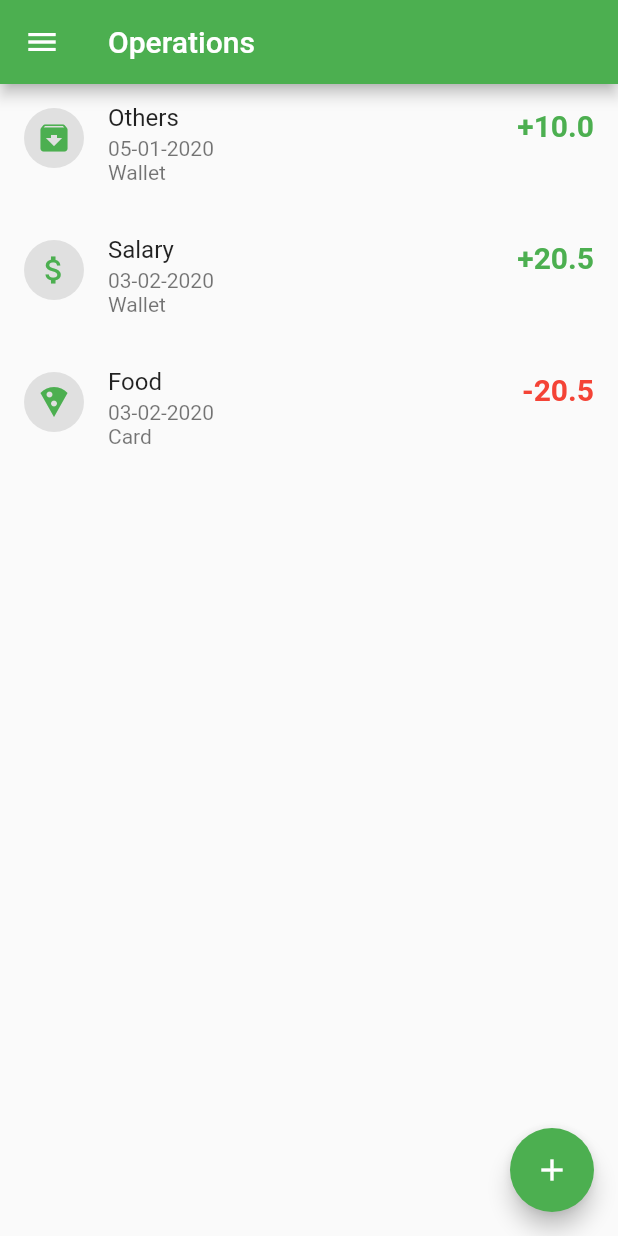
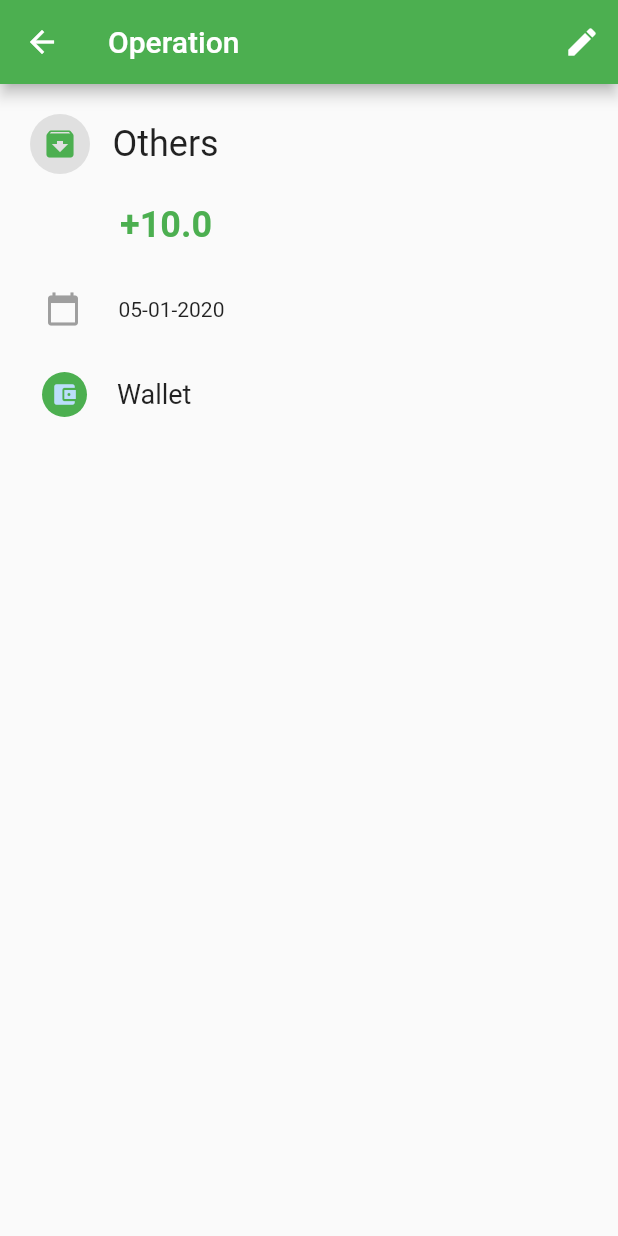
Before and after one commit to iridiscenthummingbird/money_project, a Flutter app: the screen it shows after launch, after a tap on "Others", on a phone screen of 412 x 824 dp. Run offline on Flutter 3.47's test engine with Material 2 defaults, Android fonts, the phone set to English and light mode, and no system bars; accounts and stored records are empty.

Commit message:
Add page for showing operation

```diff
--- a/lib/pages/OperationPage.dart
+++ b/lib/pages/OperationPage.dart
@@ -1,6 +1,7 @@
 import 'package:flutter/material.dart';
 import 'package:intl/intl.dart';
 import 'package:money_project/Categories.dart';
+import 'package:money_project/pages/ShowOperationPage.dart';
 import '../MyDrawer.dart';
 import '../Operation.dart';
 import '../Wallet.dart';
@@ -66,7 +67,10 @@ class OperationPageState extends State<OperationPage> {
                     ? Colors.red
                     : Colors.green),
           ),
-          onTap: () {},
+          onTap: () {
+            Navigator.push(context, MaterialPageRoute(
+              builder: (context) => ShowOperationPage(operation)));
+          },
         );
       }).toList()),
       drawer: MyDrawer(),
--- /dev/null
+++ b/lib/pages/ShowOperationPage.dart
@@ -0,0 +1,121 @@
+import 'package:flutter/material.dart';
+import 'package:money_project/Operation.dart';
+import 'package:intl/intl.dart';
+
+import '../Categories.dart';
+
+class ShowOperationPage extends StatefulWidget {
+  final Operation operation;
+  ShowOperationPage(this.operation);
+  @override
+  ShowOperationPageState createState() => ShowOperationPageState(operation);
+}
+
+class ShowOperationPageState extends State<ShowOperationPage> {
+  final Operation operation;
+  ShowOperationPageState(this.operation);
+  @override
+  Widget build(BuildContext context) {
+    return Scaffold(
+      appBar: AppBar(
+        title: Text('Operation'),
+        actions: <Widget>[IconButton(icon: Icon(Icons.edit), onPressed: () {})],
+      ),
+      body: Column(
+        crossAxisAlignment: CrossAxisAlignment.start,
+        children: <Widget>[
+          Padding(
+            padding: EdgeInsets.all(20.0),
+            child: Row(
+              mainAxisAlignment: MainAxisAlignment.start,
+              children: <Widget>[
+                CircleAvatar(
+                  child: Icon(operation.category.icon),
+                  foregroundColor: Colors.green,
+                  backgroundColor: Colors.grey[300],
+                ),
+                Padding(
+                    padding: EdgeInsets.only(left: 15.0),
+                    child: Text(operation.category.name,
+                        style: TextStyle(
+                          fontSize: 24.0,
+                        ))),
+              ],
+            ),
+          ),
+          Padding(
+            padding: EdgeInsets.only(bottom: 20, left: 80),
+            child: Text(
+              (Categories.outcomeList
+                              .indexWhere((i) => i == operation.category) !=
+                          -1
+                      ? '-'
+                      : '+') +
+                  operation.amount.toString(),
+              style: TextStyle(
+                  fontSize: 24.0,
+                  fontWeight: FontWeight.bold,
+                  color: Categories.outcomeList
+                              .indexWhere((i) => i == operation.category) !=
+                          -1
+                      ? Colors.red
+                      : Colors.green),
+            ),
+          ),
+          Padding(
+              padding: EdgeInsets.only(bottom: 20, left: 20),
+              child: Row(
+                mainAxisAlignment: MainAxisAlignment.start,
+                children: <Widget>[
+                  Padding(
+                      padding: EdgeInsets.all(10),
+                      child: Icon(Icons.calendar_today, color: Colors.grey)),
+                  Padding(
+                      padding: EdgeInsets.only(left: 15.0),
+                      child: Text(
+                          DateFormat('dd-MM-yyyy').format(operation.dateTime))),
+                ],
+              )),
+          Padding(
+            padding: EdgeInsets.only(bottom: 20, left: 20),
+            child: Row(
+              mainAxisAlignment: MainAxisAlignment.start,
+              children: <Widget>[
+                Padding(
+                  padding: EdgeInsets.only(left: 8),
+                  child: CircleAvatar(
+                    radius: 15,
+                    child: Icon(
+                      operation.wallet.icon,
+                      size: 18,
+                    ),
+                    backgroundColor: Colors.green,
+                  ),
+                ),
+                Padding(
+                    padding: EdgeInsets.only(left: 20),
+                    child: Text(operation.wallet.name,
+                        style: TextStyle(fontSize: 18.0)))
+              ],
+            ),
+          ),
+          Padding(
+            padding: EdgeInsets.only(left: 20),
+            child: Row(
+              mainAxisAlignment: MainAxisAlignment.start,
+              children: <Widget>[
+                Padding(
+                  padding: EdgeInsets.all(10),
+                      child: Icon(operation.note != null ? Icons.subject : null, color: Colors.grey)),
+                Padding(
+                  padding: EdgeInsets.only(left: 20),
+                  child: Text(operation.note == null ? '' : operation.note),
+                )
+              ],
+            )
+          )
+        ],
+      ),
+    );
+  }
+}
```
